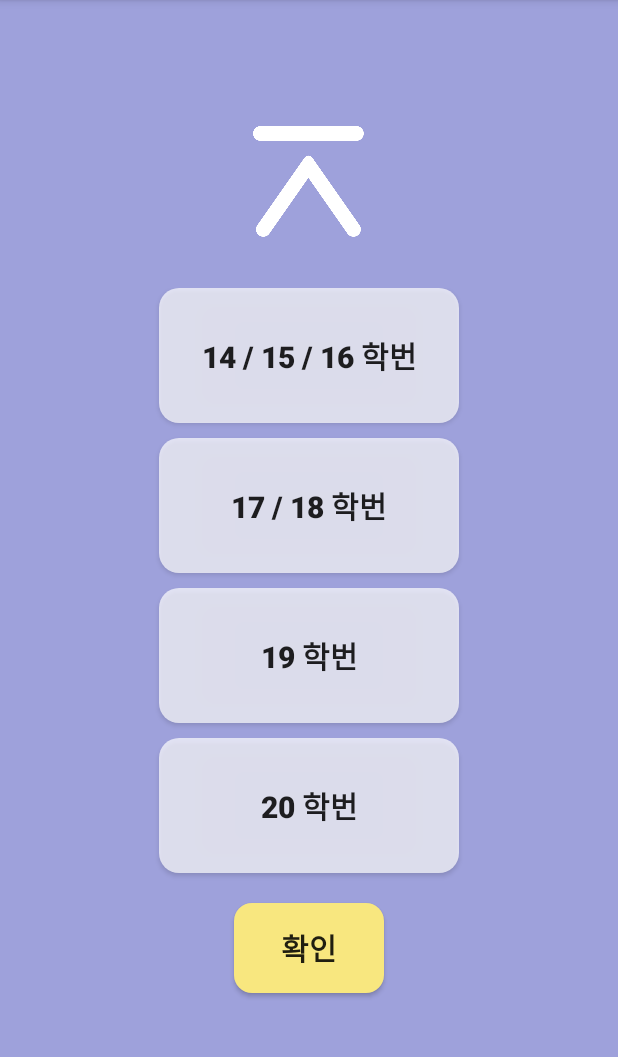
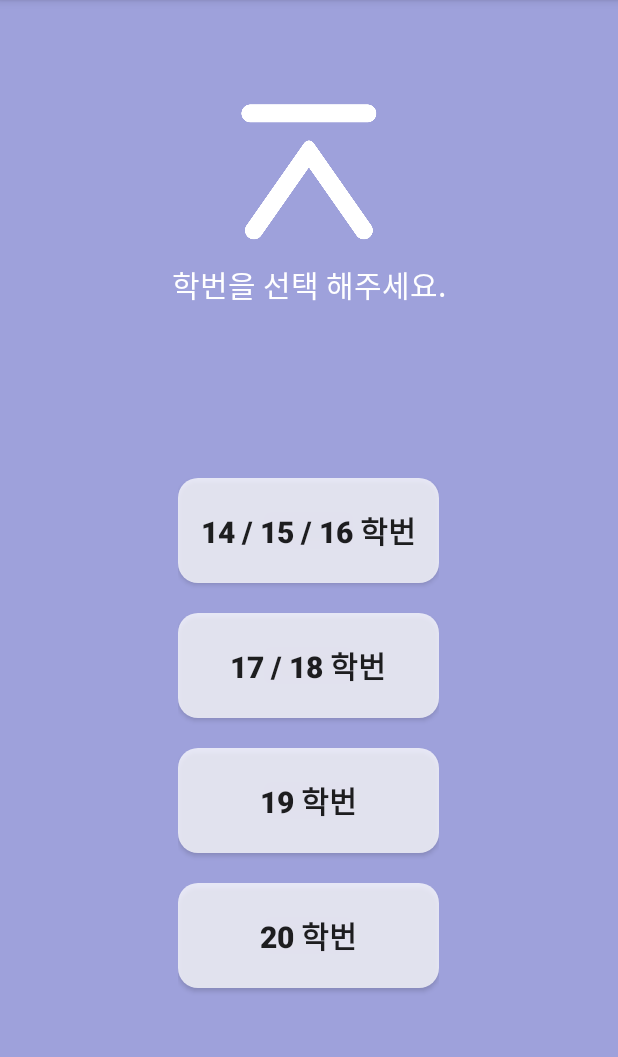
Before and after one commit to ekdud0529/DoYouWantToGraduate, an Android app: the screen it shows after launch (NumberChoice), on a phone screen of 412 x 824 dp, the part 84-1141 px from its top. Run offline under Robolectric (Android 15) with nearby library versions, the phone set to English and light mode, and no system bars; our stand-ins replace Room's generated code.

Commit message:
Change some code.

```diff
--- a/app/src/main/java/com/test/doyouwanttograduate/NumberChoice.kt
+++ b/app/src/main/java/com/test/doyouwanttograduate/NumberChoice.kt
@@ -1,8 +1,13 @@
 package com.test.doyouwanttograduate
 
+import android.content.Context
 import android.content.Intent
+import android.content.SharedPreferences
 import androidx.appcompat.app.AppCompatActivity
 import android.os.Bundle
+import android.util.Log
+import android.view.View
+import android.widget.Button
 import androidx.room.Room
 import kotlinx.android.synthetic.main.activity_main.*
 import kotlinx.android.synthetic.main.activity_number_choice.*
@@ -11,28 +16,79 @@ class NumberChoice : AppCompatActivity() {
     override fun onCreate(savedInstanceState: Bundle?) {
         super.onCreate(savedInstanceState)
         setContentView(R.layout.activity_number_choice)
+        //TODO: 저번에 말씀 드린것 처럼 이페이지는 처음 사용자 에게만 표시하도록 하는것이 구성상 좋아보입니다.
+        // activity splash 에서 아래의 grade 값을 체크해서 없으면 이 activity로 아니면 바로 activity_home 으로 가게 하는것이 좋아보입니다.
 
-        val intent_h = Intent(this@NumberChoice, activity_home::class.java)
+        //버튼 레이아웃 정보 매칭 시키기.
+        val num14 = findViewById<Button>(R.id.num14)
+        val num17 = findViewById<Button>(R.id.num17)
+        val num19 = findViewById<Button>(R.id.num19)
+        val num20 = findViewById<Button>(R.id.num20)
 
+        /*
         val db = Room.databaseBuilder(
             applicationContext,
             numDB::class.java, "numDB"
         ).build()
+           */
 
-
-        num14.setOnClickListener{
-            number_complete.setOnClickListener{
+        num14.setOnClickListener {
+            /* TODO: 확인 버튼을 나눌 필요가 없어보입니다.
+            추가적으로 db 를 만들어 데이터를 저장할 필요 없습니다.
+            단순하게 저장할 수 있는 값을 가지고 있기 때문에 쉽게 사용이 가능한 Sharedpreference 로 충분합니다.
+            number_complete.setOnClickListener {
                 val number = numEnt(1, 14)
                 db.numDao().insert(num = number)
 
                 startActivity(intent_h)
             }
+             */
+        OnYearClickListener(applicationContext)
         }
+        // 비슷한 동작을 하므로 같은리스너에 할당해서 같이 관리합니다.
+        num17.setOnClickListener(OnYearClickListener(applicationContext))
+        num19.setOnClickListener(OnYearClickListener(applicationContext))
+        num20.setOnClickListener(OnYearClickListener(applicationContext))
 
-        number_complete.setOnClickListener{
+        /*
+        number_complete.setOnClickListener {
+            /**
+             * TODO : 위의 학번 선택 버튼과 다를바가 없어 보입니다.
+             *
+             * !위의 학번 버튼들을 클릭시에 임시 변수에 할당해두고
+             * 선택된 버튼에 하이라이트를 주는 방식으로 진행하는것이 좋아보입니다.
+             *
+             * 주석 처리된 코드들을 체크 해보세요.
+             *
+             */
 
             startActivity(intent_h)
         }
 
+         */
+
+    }
+
+    class OnYearClickListener(val context:Context) : View.OnClickListener {
+        override fun onClick(v: View?) {
+
+            val sharedPreferences = context.getSharedPreferences("setting", Context.MODE_PRIVATE)
+            val editor : SharedPreferences.Editor = sharedPreferences.edit()
+
+            when(v!!.id){
+                // TODO : 각 버튼 별로 save 를 다르게 해주시면 됩니다!
+                //grade 값에 사용자 정보를 저장, 나중에 수정할때에도 grade 값을 수정해주면 됩니다.
+                R.id.num14 ->editor.putInt("grade", 14)
+                R.id.num17 -> editor.putInt("grade", 17)
+                R.id.num19 -> editor.putInt("grade", 19)
+                R.id.num20 -> editor.putInt("grade", 20)
+            }
+
+            if (editor.commit()){
+                val intent_h = Intent(context, activity_home::class.java)
+                context.startActivity(intent_h)
+                //TODO: 저장이 되는경우 다음화면으로 넘어간다.
+            }
+        }
     }
 }
--- /dev/null
+++ b/app/src/main/res/drawable/btn_pressed.xml
@@ -0,0 +1,7 @@
+<?xml version="1.0" encoding="utf-8"?>
+<shape xmlns:android="http://schemas.android.com/apk/res/android">
+
+    <corners android:radius="13dp"/>
+    <solid android:color="#39FFFFFF"/>
+
+</shape>
--- /dev/null
+++ b/app/src/main/res/drawable/btn_released.xml
@@ -0,0 +1,7 @@
+<?xml version="1.0" encoding="utf-8"?>
+<shape xmlns:android="http://schemas.android.com/apk/res/android">
+
+    <corners android:radius="13dp"/>
+    <solid android:color="#C0FFFFFF"/>
+
+</shape>
--- a/app/src/main/res/drawable/listrec.xml
+++ b/app/src/main/res/drawable/listrec.xml
@@ -1,8 +1,22 @@
 <?xml version="1.0" encoding="utf-8"?>
 <selector xmlns:android="http://schemas.android.com/apk/res/android">
+    <item android:state_pressed="true">
+        <shape android:shape="rectangle">
+            <corners android:radius="12dp"/>
+            <solid android:color="@color/coloryellAccent"/>
+        </shape>
+    </item>
+
+    <item android:state_pressed="false">
+        <shape android:shape="rectangle">
+            <corners android:radius="12dp"/>
+            <solid android:color="@color/coloryell"/>
+        </shape>
+    </item>
+
     <item>
         <shape android:shape="rectangle">
-            <corners android:radius="12dp"></corners>
+            <corners android:radius="12dp"/>
             <solid android:color="@color/coloryell"/>
         </shape>
     </item>
--- a/app/src/main/res/drawable/selector_pressed.xml
+++ b/app/src/main/res/drawable/selector_pressed.xml
@@ -1,7 +1,8 @@
 <?xml version="1.0" encoding="utf-8"?>
 <selector xmlns:android="http://schemas.android.com/apk/res/android">
 
-    <item android:state_pressed="true" android:drawable="@drawable/pressedbnt"/>
-    <item android:state_pressed="false" android:drawable="@drawable/spinner_bnt"/>
+    <item android:state_pressed="true" android:drawable="@drawable/btn_pressed"/>
+    <item android:state_pressed="false" android:drawable="@drawable/btn_released"/>
+    <item android:drawable="@drawable/btn_released"/>
 
 </selector>
--- a/app/src/main/res/layout/activity_number_choice.xml
+++ b/app/src/main/res/layout/activity_number_choice.xml
@@ -6,35 +6,47 @@
     android:layout_height="match_parent"
     android:background="@color/colorStd"
     android:orientation="vertical"
+    android:weightSum="1"
     tools:context=".NumberChoice">
 
     <RelativeLayout
         android:id="@+id/top"
         android:layout_width="match_parent"
         android:layout_height="0dp"
-        android:layout_weight="0.2">
+        android:layout_weight="0.3">
 
         <ImageView
+            android:id = "@+id/logo"
+            android:adjustViewBounds="true"
+            android:layout_centerInParent="true"
+            android:layout_width="100dp"
+            android:layout_height="wrap_content"
+            android:src="@drawable/whitesymbol"
+            />
+
+        <TextView
+            android:layout_marginTop="10dp"
+            android:layout_below="@+id/logo"
+            android:layout_centerHorizontal="true"
+            android:textSize="20sp"
+            android:textColor="#ffffff"
+            android:text = "학번을 선택 해주세요."
             android:layout_width="wrap_content"
-            android:layout_height="wrap_content"
-            android:background="@drawable/whitesymbol"
-            android:layout_marginBottom="30dp"
-            android:layout_marginTop="80dp"
-            android:layout_marginStart="330dp"
-            android:layout_centerHorizontal="true"/>
-
+            android:layout_height="wrap_content"/>
     </RelativeLayout>
 
 
+    <!-- 일부 속성 수정 -->
     <RelativeLayout
         android:id="@+id/number_choice"
         android:layout_width="match_parent"
         android:layout_height="0dp"
-        android:layout_weight="0.6">
+        android:layout_weight="0.7">
 
         <LinearLayout
-            android:layout_width="match_parent"
-            android:layout_height="match_parent"
+            android:layout_centerInParent="true"
+            android:layout_width="wrap_content"
+            android:layout_height="wrap_content"
             android:orientation="vertical" >
 
             <Button
@@ -43,44 +55,66 @@
                 android:background="@drawable/selector_pressed"
                 android:textStyle="bold"
                 android:textSize="20sp"
+                android:paddingStart="15dp"
+                android:paddingEnd="15dp"
+                android:paddingTop="20dp"
+                android:paddingBottom="20dp"
                 android:layout_gravity="center"
-                android:layout_width="200dp"
-                android:layout_height="90dp"
-                android:layout_marginBottom="10dp"/>
+                android:layout_width="wrap_content"
+                android:layout_height="wrap_content"
+                android:layout_marginBottom="20dp"/>
+
+            <!-- layout 크기를 직접 지정해주는 방식은 때에 따라서 다른 해상도와 비율의 기기에서 의도치 않은 뷰를 보여줄 수 있습니다.-->
 
             <Button
                 android:id="@+id/num17"
                 android:text="@string/num1516"
-                android:background="@drawable/spinner_bnt"
+                android:background="@drawable/selector_pressed"
                 android:textStyle="bold"
                 android:textSize="20sp"
+                android:paddingStart="15dp"
+                android:paddingEnd="15dp"
+                android:paddingTop="20dp"
+                android:paddingBottom="20dp"
                 android:layout_gravity="center"
-                android:layout_width="200dp"
-                android:layout_height="90dp"
-                android:layout_marginBottom="10dp"/>
+                android:layout_width="match_parent"
+                android:layout_height="wrap_content"
+                android:layout_marginBottom="20dp"/>
 
             <Button
                 android:id="@+id/num19"
                 android:text="@string/num1718"
-                android:background="@drawable/spinner_bnt"
+                android:background="@drawable/selector_pressed"
                 android:textStyle="bold"
                 android:textSize="20sp"
+                android:paddingStart="15dp"
+                android:paddingEnd="15dp"
+                android:paddingTop="20dp"
+                android:paddingBottom="20dp"
                 android:layout_gravity="center"
-                android:layout_width="200dp"
-                android:layout_height="90dp"
-                android:layout_marginBottom="10dp"/>
+                android:layout_width="match_parent"
+                android:layout_height="wrap_content"
+                android:layout_marginBottom="20dp"/>
 
             <Button
                 android:id="@+id/num20"
                 android:text="@string/num19"
-                android:background="@drawable/spinner_bnt"
+                android:background="@drawable/selector_pressed"
                 android:textStyle="bold"
                 android:textSize="20sp"
+                android:paddingStart="15dp"
+                android:paddingEnd="15dp"
+                android:paddingTop="20dp"
+                android:paddingBottom="20dp"
                 android:layout_gravity="center"
-                android:layout_width="200dp"
-                android:layout_height="90dp" />
+                android:layout_width="match_parent"
+                android:layout_height="wrap_content"
+                android:layout_marginBottom="20dp" />
 
 
+            <!--
+             TODO: 확인 버튼은 필요 없을듯 합니다.
+             학년 버튼을 클릭시 바로 넘어가도록 변경하는게 좋을듯합니다.
             <Button
                 android:id="@+id/number_complete"
                 android:layout_width="100dp"
@@ -92,6 +126,8 @@
                 android:textSize="20sp"
                 android:background="@drawable/listrec"/>
 
+                -->
+
         </LinearLayout>
 
 
--- a/app/src/main/res/values/color.xml
+++ b/app/src/main/res/values/color.xml
@@ -5,5 +5,6 @@
     <color name="colorAccent">#03DAC5</color>
     <color name="colorStd">#9ea1db</color>
     <color name="coloryell">#F8E77F</color>
+    <color name="coloryellAccent">#B59B00</color>
     <color name="colorlikewhite">#E6EAF5</color>
 </resources>
```
Also changed, not shown: app/src/main/res/layout/home.xml (+34 -25 lines).
